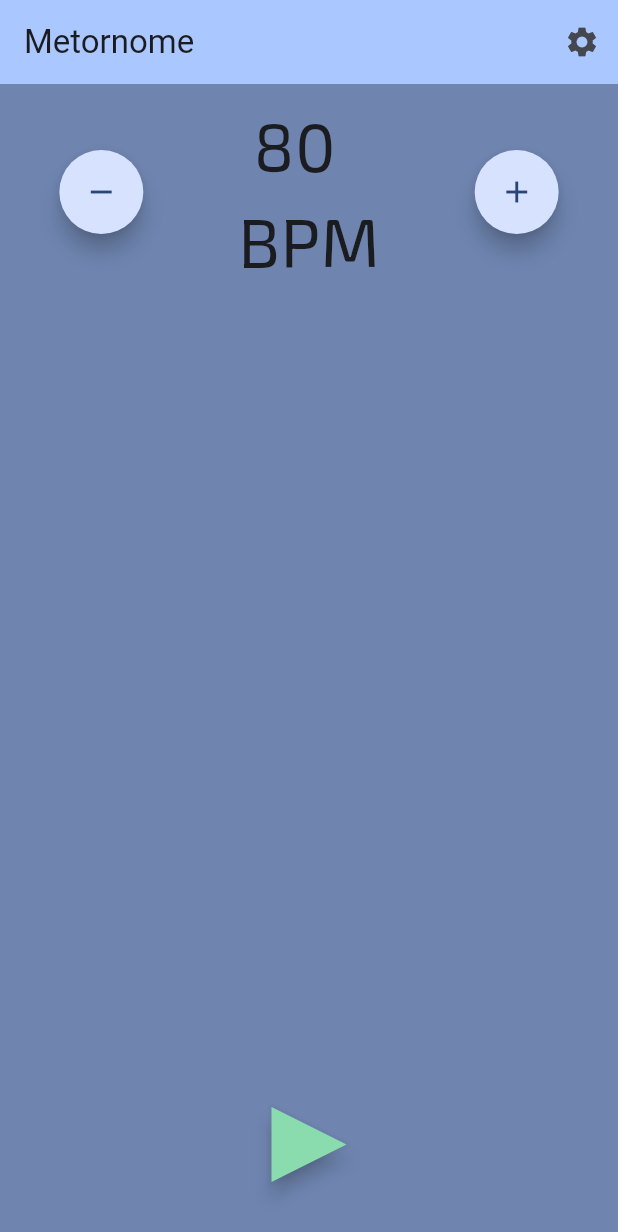
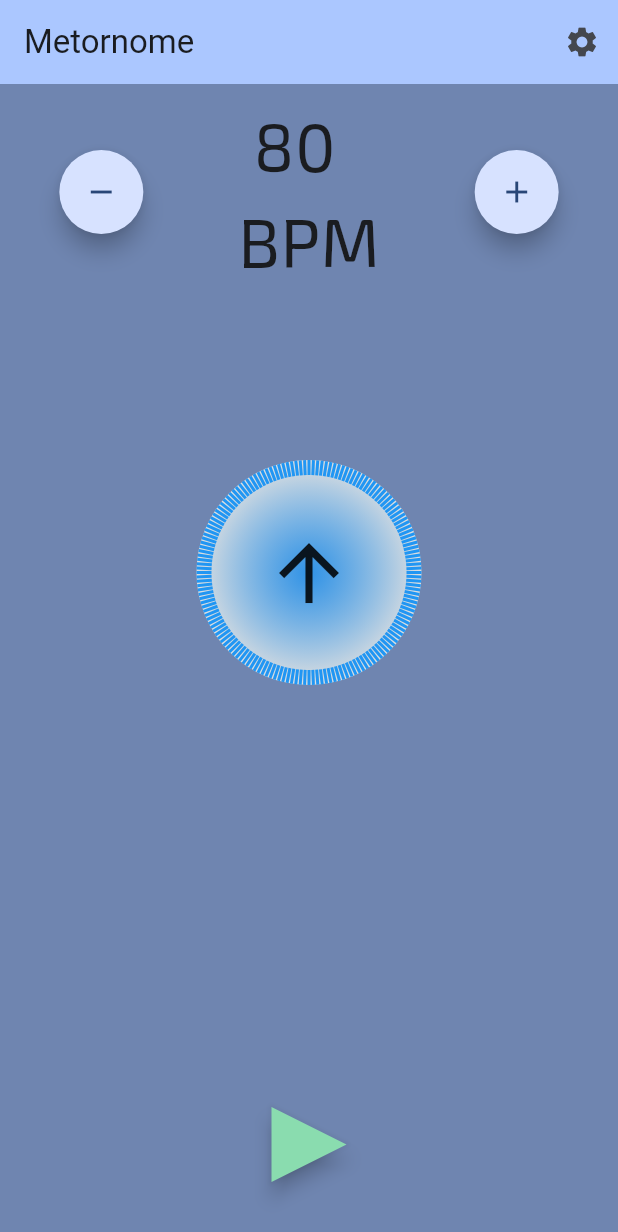
Before and after one commit to BMarx981/metornome, a Flutter app: the screen it shows after launch, on a phone screen of 412 x 824 dp. Shown: the top 1232 px of the screen. Run offline on Flutter 3.47's test engine with Material 3 defaults, Android fonts, the light colour scheme and no system bars; our stand-ins replace audioplayers, drift, flutter_riverpod, go_router, google_fonts; accounts and stored records are empty; generated files the repository leaves out were written again.

Commit message:
Add dial to main page.

```diff
--- a/lib/main_view/main_page.dart
+++ b/lib/main_view/main_page.dart
@@ -2,6 +2,7 @@ import 'package:flutter/material.dart';
 import 'package:flutter_riverpod/flutter_riverpod.dart';
 import 'package:go_router/go_router.dart';
 import 'package:google_fonts/google_fonts.dart';
+import 'package:metornome/widgets/knob_widget.dart';
 import 'package:metornome/widgets/stop_button.dart';
 import 'package:metornome/widgets/blinking_widget.dart';
 import 'package:metornome/widgets/triangle_shape.dart';
@@ -55,18 +56,21 @@ class MainPage extends ConsumerWidget {
               ],
             ),
           ),
-          Center(
-            child: Column(
-              mainAxisAlignment: MainAxisAlignment.center,
-              children: <Widget>[
+          EnhancedKnobWidget(
+            onChanged: (value) {
+              ref.read(tempoProvider.notifier).state = value;
+            },
+            minValue: 40,
+            maxValue: 200,
+            divisions: 200 - 40,
+          ),
           playProv
               ? const BlinkingContainer()
               : const SizedBox(height: 50, width: 50),
           Padding(
             padding: const EdgeInsets.fromLTRB(18.0, 18.0, 18.0, 36),
             child: GestureDetector(
-                    onTap: () =>
-                        ref.read(playProvider.notifier).state = !playProv,
+              onTap: () => ref.read(playProvider.notifier).state = !playProv,
               child: playProv
                   ? const StopAudioButton()
                   : Tooltip(
@@ -83,9 +87,6 @@ class MainPage extends ConsumerWidget {
           ),
         ],
       ),
-          ),
-        ],
-      ),
     );
   }
 }
```
Lines whose indentation alone changed are shown as unchanged.
